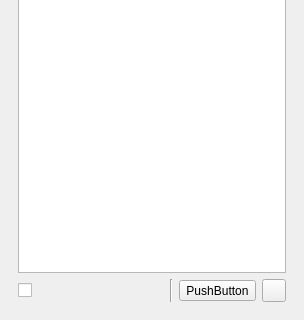
First picture: the form in src/plotseditor.ui, repository KDE/khipu, before the edit; both pictures show x 0 to 304 and y 480 to 800 of the 304 by 800 pixel window.
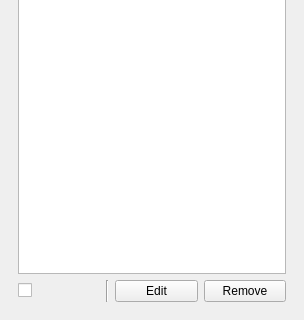
Second picture: the form after the edit. Icons and pictures are not drawn. Custom widgets are drawn as their Qt base class.

Commit message: it is better to use pushbuttons instead of toolbuttons for editing/removing the plots.

Patch:
```diff
--- a/src/plotseditor.ui
+++ b/src/plotseditor.ui
@@ -109,9 +109,9 @@
            </widget>
           </item>
           <item>
-           <widget class="QToolButton" name="editPlot">
+           <widget class="QPushButton" name="editPlot">
             <property name="text">
-             <string>PushButton</string>
+             <string>Edit</string>
             </property>
             <property name="icon">
              <iconset theme="document-edit">
@@ -121,9 +121,9 @@
            </widget>
           </item>
           <item>
-           <widget class="QToolButton" name="removePlot">
+           <widget class="QPushButton" name="removePlot">
             <property name="text">
-             <string/>
+             <string>Remove</string>
             </property>
             <property name="icon">
              <iconset theme="list-remove">
```
Left out of the diff: 8 changed lines with no effect on the pictures.
